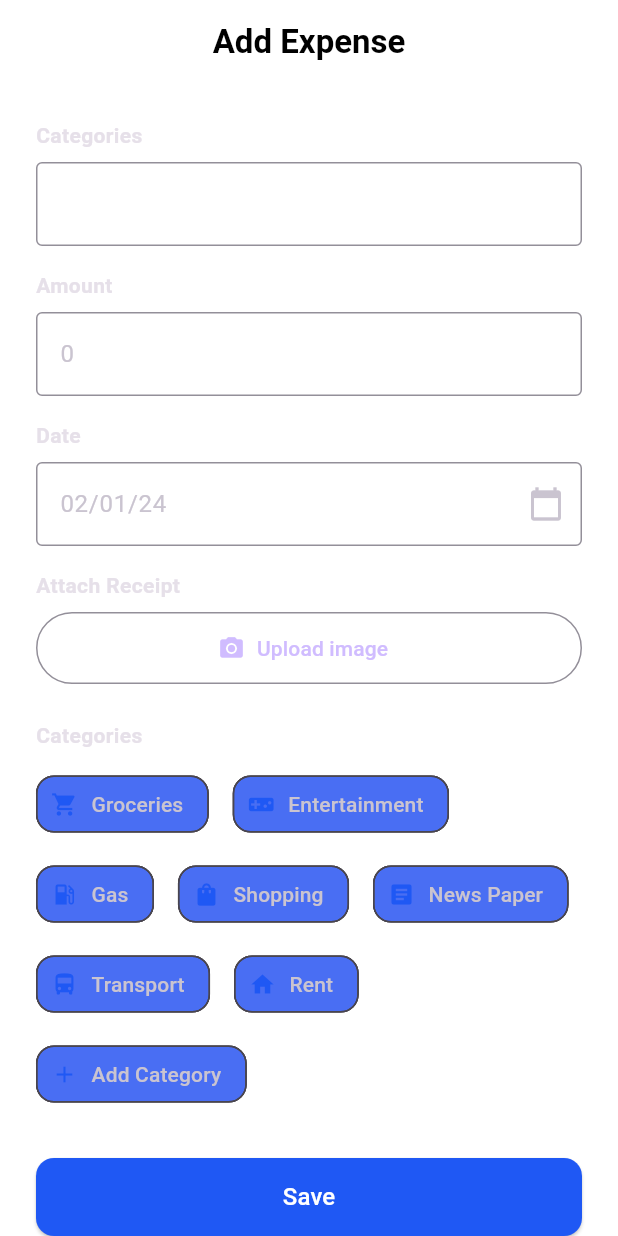
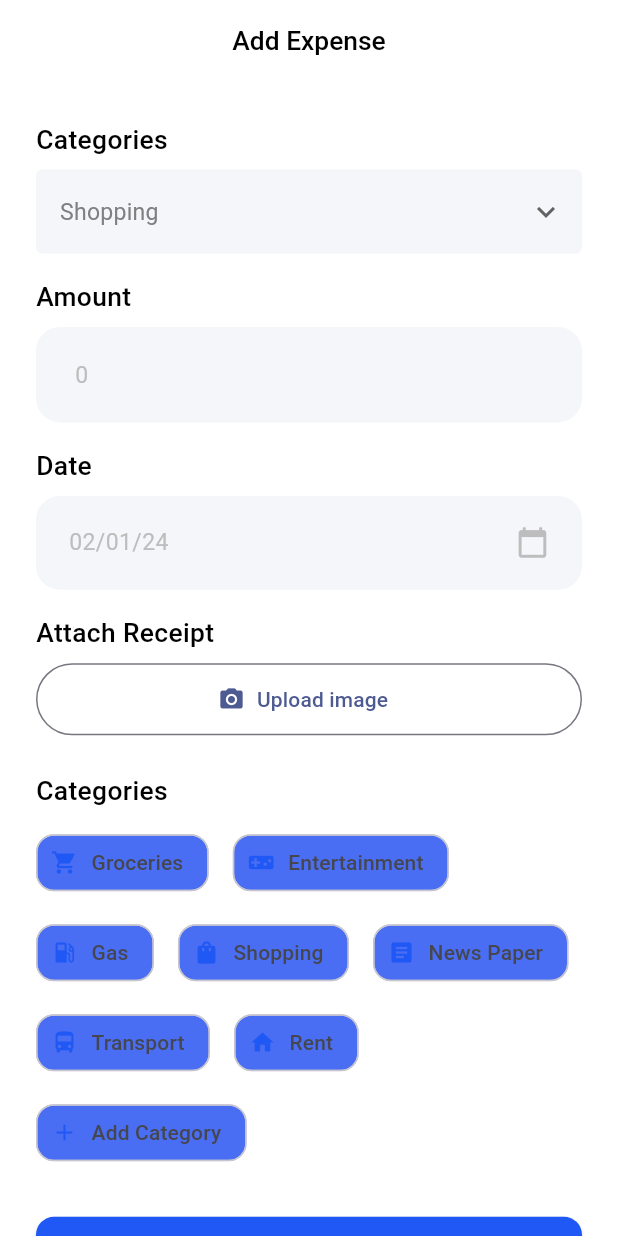
Before and after one commit to Abdallah315/expense_tracker, a Flutter app: the AddExpenseScreen screen opened by its route, on a phone screen of 412 x 824 dp. Run offline on Flutter 3.47's test engine with Material 3 defaults, Android fonts, the light colour scheme and no system bars; our stand-ins replace dio, equatable, flutter_bloc, flutter_screenutil, get_it, go_router and 2 more; accounts and stored records are empty; generated files the repository leaves out were written again.

Commit message:
Enhance UI components for expense tracking: Update main theme with light mode, add AppTextFormField and AppDatePicker widgets, and improve AddExpenseScreen layout with new styles and category selection. Introduce new color and text styles for better consistency.

```diff
--- a/lib/Features/home/presentation/screens/add_expense_screen.dart
+++ b/lib/Features/home/presentation/screens/add_expense_screen.dart
@@ -1,5 +1,9 @@
 import 'package:flutter/material.dart';
+import 'package:inovola_task/core/helpers/enums.dart';
 import 'package:inovola_task/core/theming/colors.dart';
+import 'package:inovola_task/core/theming/styles.dart';
+import 'package:inovola_task/core/widgets/app_text_form_field.dart';
+import 'package:inovola_task/core/widgets/app_date_picker.dart';
 
 class AddExpenseScreen extends StatelessWidget {
   const AddExpenseScreen({super.key});
@@ -7,74 +11,60 @@ class AddExpenseScreen extends StatelessWidget {
   @override
   Widget build(BuildContext context) {
     return Scaffold(
-      backgroundColor: Colors.white,
-      appBar: AppBar(
-        backgroundColor: Colors.white,
-        elevation: 0,
-        title: const Text(
-          'Add Expense',
-          style: TextStyle(color: Colors.black, fontWeight: FontWeight.w600),
-        ),
-        centerTitle: true,
-      ),
-      body: SafeArea(
-        child: SingleChildScrollView(
+      appBar: AppBar(title: const Text('Add Expense'), centerTitle: true),
+      backgroundColor: ColorsManager.white,
+      body: SingleChildScrollView(
         padding: const EdgeInsets.all(24),
         child: Column(
           crossAxisAlignment: CrossAxisAlignment.start,
           children: [
-              const Text(
-                'Categories',
-                style: TextStyle(fontWeight: FontWeight.w600),
-              ),
+            Text('Categories', style: TextStyles.font16MediumBlack),
             const SizedBox(height: 8),
             DropdownButtonFormField<String>(
-                items: const [
-                  DropdownMenuItem(
-                    value: 'Entertainment',
-                    child: Text('Entertainment'),
+              initialValue: CategoriesEnum.shopping.name,
+              items: [
+                ...CategoriesEnum.values.map(
+                  (category) => DropdownMenuItem(
+                    value: category.name,
+                    child: Text(
+                      category.name,
+                      style: TextStyles.font14RegularGray,
                     ),
-                  DropdownMenuItem(
-                    value: 'Groceries',
-                    child: Text('Groceries'),
                   ),
-                  DropdownMenuItem(
-                    value: 'Transport',
-                    child: Text('Transport'),
                 ),
               ],
               onChanged: (_) {},
-                decoration: const InputDecoration(border: OutlineInputBorder()),
+              decoration: InputDecoration(
+                fillColor: ColorsManager.textFieldBackground,
+                filled: true,
+                border: OutlineInputBorder(borderSide: BorderSide.none),
+                focusedBorder: OutlineInputBorder(borderSide: BorderSide.none),
+                enabledBorder: OutlineInputBorder(borderSide: BorderSide.none),
+                suffixIcon: const Icon(Icons.keyboard_arrow_down_sharp),
+              ),
+              dropdownColor: ColorsManager.textFieldBackground,
             ),
             const SizedBox(height: 16),
-              const Text(
-                'Amount',
-                style: TextStyle(fontWeight: FontWeight.w600),
-              ),
+            Text('Amount', style: TextStyles.font16MediumBlack),
             const SizedBox(height: 8),
-              const TextField(
-                keyboardType: TextInputType.number,
-                decoration: InputDecoration(
+            AppTextFormField(
               hintText: '0',
-                  border: OutlineInputBorder(),
-                ),
+              validator: (value) {
+                if (value == null || value.isEmpty) {
+                  return 'Amount is required';
+                }
+                return null;
+              },
             ),
             const SizedBox(height: 16),
-              const Text('Date', style: TextStyle(fontWeight: FontWeight.w600)),
+            Text('Date', style: TextStyles.font16MediumBlack),
             const SizedBox(height: 8),
-              TextField(
-                readOnly: true,
-                decoration: const InputDecoration(
+            AppDatePicker(
               hintText: '02/01/24',
-                  suffixIcon: Icon(Icons.calendar_today),
-                  border: OutlineInputBorder(),
-                ),
+              onDateSelected: (DateTime? date) {},
             ),
             const SizedBox(height: 16),
-              const Text(
-                'Attach Receipt',
-                style: TextStyle(fontWeight: FontWeight.w600),
-              ),
+            Text('Attach Receipt', style: TextStyles.font16MediumBlack),
             const SizedBox(height: 8),
             OutlinedButton.icon(
               onPressed: () {},
@@ -85,10 +75,7 @@ class AddExpenseScreen extends StatelessWidget {
               ),
             ),
             const SizedBox(height: 24),
-              const Text(
-                'Categories',
-                style: TextStyle(fontWeight: FontWeight.w600),
-              ),
+            Text('Categories', style: TextStyles.font16MediumBlack),
             const SizedBox(height: 12),
             Wrap(
               spacing: 16,
@@ -131,7 +118,6 @@ class AddExpenseScreen extends StatelessWidget {
           ],
         ),
       ),
-      ),
     );
   }
 }
--- a/lib/Features/home/presentation/widgets/expense_tile_widget.dart
+++ b/lib/Features/home/presentation/widgets/expense_tile_widget.dart
@@ -5,7 +5,6 @@ import 'package:inovola_task/core/helpers/extensions.dart';
 import 'package:inovola_task/core/helpers/sizes.dart';
 import 'package:inovola_task/core/theming/colors.dart';
 import 'package:inovola_task/core/theming/styles.dart';
-import 'package:intl/intl.dart' as intl;
 
 class ExpenseTileWidget extends StatelessWidget {
   final ExpenseEntity expense;
--- a/lib/core/theming/colors.dart
+++ b/lib/core/theming/colors.dart
@@ -6,8 +6,12 @@ class ColorsManager {
   static const Color lighterBlue = Color(0xff6287F5);
   static const Color lightBlue2 = Color(0xff85B5FF);
   static const Color background = Color(0xffFAFCFE);
+  static const Color textFieldBackground = Color(0xffF4F6FA);
   static const Color white = Color(0xffFFFFFF);
   static const Color black = Color(0xff000000);
+  static const Color lightGray = Color(0xffE5E5E5);
+  static const Color mediumGray = Color(0xffBDBDBD);
+  static const Color gray = Color(0xff808080);
   static const Color red = Color(0xffFF0000);
   static const Color green = Color(0xff00FF00);
   static const Color blue = Color(0xff0000FF);
@@ -16,5 +20,4 @@ class ColorsManager {
   static const Color orange = Color(0xffFFA500);
   static const Color pink = Color(0xffFFC0CB);
   static const Color brown = Color(0xffA52A2A);
-  static const Color gray = Color(0xff808080);
 }
--- a/lib/core/theming/styles.dart
+++ b/lib/core/theming/styles.dart
@@ -14,15 +14,30 @@ class TextStyles {
     fontWeight: FontWeightHelper.medium,
     color: ColorsManager.black,
   );
+  static TextStyle font14RegularWhite = TextStyle(
+    fontSize: 14.sp,
+    fontWeight: FontWeightHelper.regular,
+    color: ColorsManager.white,
+  );
   static TextStyle font14RegularBlack = TextStyle(
     fontSize: 14.sp,
     fontWeight: FontWeightHelper.regular,
     color: ColorsManager.black,
   );
+  static TextStyle font14RegularGray = TextStyle(
+    fontSize: 14.sp,
+    fontWeight: FontWeightHelper.regular,
+    color: ColorsManager.gray,
+  );
   static TextStyle font12RegularGray = TextStyle(
     fontSize: 12.sp,
     fontWeight: FontWeightHelper.regular,
     color: ColorsManager.gray,
+  );
+  static TextStyle font14RegularLightGray = TextStyle(
+    fontSize: 14.sp,
+    fontWeight: FontWeightHelper.regular,
+    color: ColorsManager.mediumGray,
   );
   static TextStyle font28BoldWhite = TextStyle(
     fontSize: 28.sp,
--- /dev/null
+++ b/lib/core/widgets/app_date_picker.dart
@@ -0,0 +1,111 @@
+import 'package:flutter/material.dart';
+import 'package:flutter_screenutil/flutter_screenutil.dart';
+import 'package:inovola_task/core/theming/colors.dart';
+import 'package:inovola_task/core/theming/styles.dart';
+import 'package:intl/intl.dart';
+
+class AppDatePicker extends StatefulWidget {
+  final DateTime? initialDate;
+  final DateTime? firstDate;
+  final DateTime? lastDate;
+  final String hintText;
+  final Function(DateTime?) onDateSelected;
+  final EdgeInsetsGeometry? contentPadding;
+  final Color? backgroundColor;
+
+  const AppDatePicker({
+    super.key,
+    this.initialDate,
+    this.firstDate,
+    this.lastDate,
+    this.hintText = 'Select Date',
+    required this.onDateSelected,
+    this.contentPadding,
+    this.backgroundColor,
+  });
+
+  @override
+  State<AppDatePicker> createState() => _AppDatePickerState();
+}
+
+class _AppDatePickerState extends State<AppDatePicker> {
+  DateTime? selectedDate;
+
+  @override
+  void initState() {
+    super.initState();
+    selectedDate = widget.initialDate;
+  }
+
+  Future<void> _selectDate(BuildContext context) async {
+    final DateTime? picked = await showDatePicker(
+      context: context,
+      initialDate: selectedDate ?? DateTime.now(),
+      firstDate: widget.firstDate ?? DateTime(2000),
+      lastDate: widget.lastDate ?? DateTime(2101),
+      builder: (context, child) {
+        return Theme(
+          data: Theme.of(context).copyWith(
+            colorScheme: ColorScheme.light(
+              primary: ColorsManager.primary,
+              onPrimary: ColorsManager.white,
+              surface: ColorsManager.white,
+              onSurface: ColorsManager.black,
+            ),
+            textButtonTheme: TextButtonThemeData(
+              style: TextButton.styleFrom(
+                foregroundColor: ColorsManager.primary,
+              ),
+            ),
+          ),
+          child: child!,
+        );
+      },
+    );
+
+    if (picked != null && picked != selectedDate) {
+      setState(() {
+        selectedDate = picked;
+      });
+      widget.onDateSelected(picked);
+    }
+  }
+
+  String get _formattedDate {
+    if (selectedDate == null) return widget.hintText;
+    return DateFormat('dd MMM yyyy').format(selectedDate!);
+  }
+
+  @override
+  Widget build(BuildContext context) {
+    return GestureDetector(
+      onTap: () => _selectDate(context),
+      child: Container(
+        padding:
+            widget.contentPadding ??
+            EdgeInsets.symmetric(horizontal: 20.w, vertical: 20.h),
+        decoration: BoxDecoration(
+          color: widget.backgroundColor ?? ColorsManager.textFieldBackground,
+          borderRadius: BorderRadius.circular(16.0),
+        ),
+        child: Row(
+          children: [
+            Expanded(
+              child: Text(
+                _formattedDate,
+                style: selectedDate == null
+                    ? TextStyles.font14RegularLightGray
+                    : TextStyles.font14RegularBlack,
+              ),
+            ),
+            Icon(
+              Icons.calendar_today,
+              color: ColorsManager.mediumGray,
+              size: 20.sp,
+            ),
+          ],
+        ),
+      ),
+    );
+  }
+}
--- /dev/null
+++ b/lib/core/widgets/app_text_form_field.dart
@@ -0,0 +1,75 @@
+import 'package:flutter/material.dart';
+import 'package:flutter_screenutil/flutter_screenutil.dart';
+import 'package:inovola_task/core/theming/colors.dart';
+import 'package:inovola_task/core/theming/styles.dart';
+
+class AppTextFormField extends StatelessWidget {
+  final EdgeInsetsGeometry? contentPadding;
+  final InputBorder? focusedBorder;
+  final InputBorder? enabledBorder;
+  final TextStyle? inputTextStyle;
+  final TextStyle? hintStyle;
+  final String hintText;
+  final bool? isObscureText;
+  final Widget? suffixIcon;
+  final Color? backgroundColor;
+  final TextEditingController? controller;
+  final Function(String?) validator;
+  const AppTextFormField({
+    super.key,
+    this.contentPadding,
+    this.focusedBorder,
+    this.enabledBorder,
+    this.inputTextStyle,
+    this.hintStyle,
+    required this.hintText,
+    this.isObscureText,
+    this.suffixIcon,
+    this.backgroundColor,
+    this.controller,
+    required this.validator,
+  });
+
+  @override
+  Widget build(BuildContext context) {
+    return TextFormField(
+      controller: controller,
+      decoration: InputDecoration(
+        isDense: true,
+        contentPadding:
+            contentPadding ??
+            EdgeInsets.symmetric(horizontal: 20.w, vertical: 20.h),
+        focusedBorder:
+            focusedBorder ??
+            OutlineInputBorder(
+              borderSide: BorderSide.none,
+              borderRadius: BorderRadius.circular(16.0),
+            ),
+        enabledBorder:
+            enabledBorder ??
+            OutlineInputBorder(
+              borderSide: BorderSide.none,
+              borderRadius: BorderRadius.circular(16.0),
+            ),
+        errorBorder: OutlineInputBorder(
+          borderSide: const BorderSide(color: Colors.red, width: 1.3),
+          borderRadius: BorderRadius.circular(16.0),
+        ),
+        focusedErrorBorder: OutlineInputBorder(
+          borderSide: const BorderSide(color: Colors.red, width: 1.3),
+          borderRadius: BorderRadius.circular(16.0),
+        ),
+        hintStyle: hintStyle ?? TextStyles.font14RegularLightGray,
+        hintText: hintText,
+        suffixIcon: suffixIcon,
+        fillColor: backgroundColor ?? ColorsManager.textFieldBackground,
+        filled: true,
+      ),
+      obscureText: isObscureText ?? false,
+      style: TextStyles.font14RegularBlack,
+      validator: (value) {
+        return validator(value);
+      },
+    );
+  }
+}
--- a/lib/main.dart
+++ b/lib/main.dart
@@ -4,6 +4,7 @@ import 'package:flutter_screenutil/flutter_screenutil.dart';
 import 'package:inovola_task/core/di/dependency_injection.dart';
 import 'package:inovola_task/core/routing/app_router.dart';
 import 'package:inovola_task/core/theming/colors.dart';
+import 'package:inovola_task/core/theming/styles.dart';
 import 'package:inovola_task/core/utils/simple_bloc_observer.dart';
 import 'package:inovola_task/core/database/app_database.dart';
 
@@ -29,7 +30,9 @@ class ExpenseTracker extends StatelessWidget {
         routerConfig: AppRouter.router,
         debugShowCheckedModeBanner: false,
         theme: ThemeData(
-          brightness: Brightness.dark,
+          primaryColor: ColorsManager.primary,
+          colorScheme: ColorScheme.fromSeed(seedColor: ColorsManager.primary),
+          brightness: Brightness.light,
           scaffoldBackgroundColor: ColorsManager.background,
           floatingActionButtonTheme: FloatingActionButtonThemeData(
             backgroundColor: ColorsManager.primary,
@@ -37,6 +40,18 @@ class ExpenseTracker extends StatelessWidget {
               borderRadius: BorderRadius.circular(50),
             ),
           ),
+          appBarTheme: AppBarTheme(
+            backgroundColor: ColorsManager.white,
+            elevation: 0,
+            titleTextStyle: TextStyles.font16MediumBlack,
+            centerTitle: true,
+            iconTheme: IconThemeData(color: ColorsManager.black),
+          ),
+          textSelectionTheme: TextSelectionThemeData(
+            cursorColor: ColorsManager.primary,
+            selectionColor: ColorsManager.primary.withAlpha(30),
+            selectionHandleColor: ColorsManager.primary,
+          ),
         ),
       ),
     );
```
Lines whose indentation alone changed are shown as unchanged.
